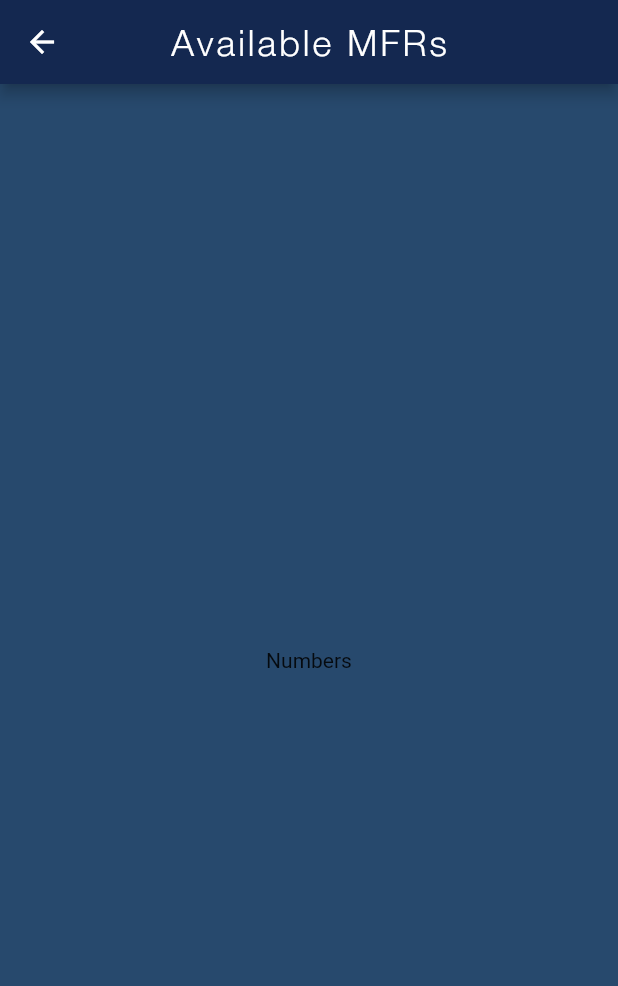
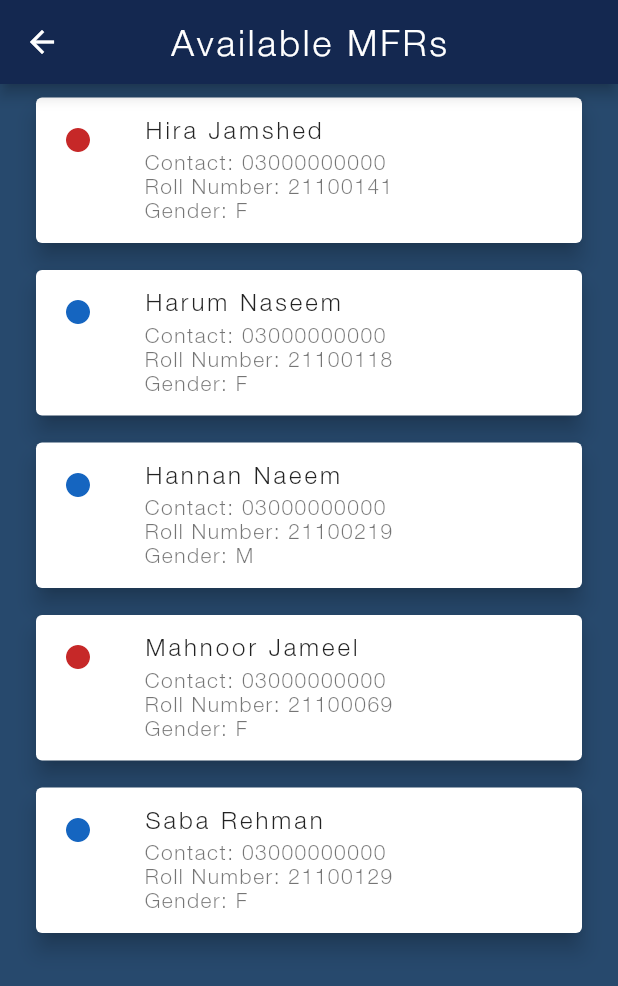
Before and after one commit to HannanNaeem/emsdirect, a Flutter app: the AvailableMfrs screen opened by its route, on a phone screen of 412 x 824 dp. Shown: the top 986 px of the screen. Run offline on Flutter 3.47's test engine with Material 2 defaults, Android fonts, the phone set to English and light mode, and no system bars; our stand-ins replace cloud_firestore, firebase_auth, flutter_spinkit, geolocator, get, google_maps_flutter and 2 more; missing offline and left inert: material_dialog; accounts and stored records are empty.

Commit message:
added available mfrs screen

```diff
--- a/lib/available_mfr_card.dart
+++ b/lib/available_mfr_card.dart
@@ -1,14 +1,19 @@
 import 'package:flutter/material.dart';
 
 class AvailableMfrCard extends StatefulWidget {
-  String text;
-  String category;
-  String time;
+  String name;
+  String contact;
+  String rollNo;
+  String gender;
+  bool isOccupied;
 
-  AvailableMfrCard(String text, String category, String time) {
-    this.text = text;
-    this.category = category;
-    this.time = time;
+
+  AvailableMfrCard(String name, String contact, String rollNo, String gender, bool isOccupied) {
+    this.name = name;
+    this.contact = contact;
+    this.rollNo = rollNo;
+    this.gender = gender;
+    this.isOccupied = isOccupied;
   }
 
   @override
@@ -16,101 +21,85 @@ class AvailableMfrCard extends StatefulWidget {
 }
 
 class _AvailableMfrCardState extends State<AvailableMfrCard> {
-  Color GenerateColor(String category) {
-    if (category == 'Equipment Restock' || category == 'Bag Restock') {
-      return Colors.green;
-    } else {
-      return Colors.red;
-    }
-  }
 
   @override
   Widget build(BuildContext context) {
-    Color color = GenerateColor(widget.category);
-
+    Color GenerateColor(bool isOccupied)
+    {
+      if(isOccupied){
+        return Colors.red[800];
+      } else {
+        return Colors.blue[800];
+      }
+    }
     return Card(
       elevation: 6,
-      child: Row(
-        mainAxisAlignment: MainAxisAlignment.start,
-        crossAxisAlignment: CrossAxisAlignment.start,
-        children: <Widget>[
-          Flexible(
-            flex: 5,
-            child: Row(
-              crossAxisAlignment: CrossAxisAlignment.start,
-              children: <Widget>[
-                Padding(
-                  padding: EdgeInsets.fromLTRB(6, 24, 0, 20),
-                  child: Icon(
+      child: ListTile(
+        isThreeLine: true,
+        leading: Icon(
           Icons.fiber_manual_record,
-                    color: color,
+          color: GenerateColor(widget.isOccupied)
         ),
+        title: Text(
+          widget.name,
+          style: TextStyle(
+            letterSpacing: 2.0,
+            fontFamily: 'HelveticaNeueLight',
+          )
         ),
-                Expanded(
-                  flex: 1,
-                  child: Padding(
-                    padding: EdgeInsets.fromLTRB(10, 25, 0, 20),
-                    child: Container(
-                      child: Column(
-                        crossAxisAlignment: CrossAxisAlignment.start,
-                        children: <Widget>[
-                          Text(
-                            widget.category,
+        subtitle: Text(
+          "Contact: " + widget.contact + "\n" +
+          "Roll Number: " + widget.rollNo + "\n" +
+          "Gender: " + widget.gender,
           style: TextStyle(
-                              color: const Color(0xffee0000),
-                              fontSize: 20,
+            letterSpacing: 1.0,
             fontFamily: 'HelveticaNeueLight',
+          )
         ),
-                          ),
-                          Text(
-                            widget.text,
-                            style: TextStyle(
-                              color: const Color(0xff142850),
-                              fontSize: 14,
-                              fontFamily: 'HelveticaNeueLight',
-                            ),
-                          ),
-                        ],
-                      ),
-                    ),
-                  ),
-                ),
-
-              ],
-            ),
-          ),
-          Flexible(
-            flex: 1,
-            child: Align(
-              alignment: Alignment.bottomCenter,
-              child: Padding(
-                padding: const EdgeInsets.fromLTRB(0,3,3,0),
-                child: Text(
-                  widget.time,
-                  style: TextStyle(
-                    color: const Color(0xff142850),
-                    fontSize: 12,
-                    fontFamily: 'HelveticaNeueLight',
-                  ),
-                ),
-              ),
-            ),
-          ),
-//           Flexible(
-//             flex: 1,
-//             child: IconButton(
-//               color: Colors.grey[700],
-//               icon: Icon(Icons.cancel),
-//               onPressed: () {
-//                 print('Delete AvailableMfr');
-// //                setState(() {
-// //                  data.removeAt(index);
-// //                });
-//               },
-//             ),
-//           ),
-        ],
       ),
     );
   }
 }
+
+
+
+class AvailableMfrsData {
+
+  static final data = [
+    {
+      'name': 'Hira Jamshed',
+      'contact': '03000000000',
+      'gender': 'F',
+      'rollNo': '21100141',
+      'isOccupied': true,
+    },
+    {
+      'name': 'Harum Naseem',
+      'contact': '03000000000',
+      'gender': 'F',
+      'rollNo': '21100118',
+      'isOccupied': false,
+    },
+    {
+      'name': 'Hannan Naeem',
+      'contact': '03000000000',
+      'gender': 'M',
+      'rollNo': '21100219',
+      'isOccupied': false,
+    },
+    {
+      'name': 'Mahnoor Jameel',
+      'contact': '03000000000',
+      'gender': 'F',
+      'rollNo': '21100069',
+      'isOccupied': true,
+    },
+    {
+      'name': 'Saba Rehman',
+      'contact': '03000000000',
+      'gender': 'F',
+      'rollNo': '21100129',
+      'isOccupied': false,
+    },
+  ];
+}
--- /dev/null
+++ b/lib/available_mfrs.dart
@@ -0,0 +1,67 @@
+import 'package:flutter/material.dart';
+import 'package:ems_direct/available_mfr_card.dart';
+
+
+
+class AvailableMfrs extends StatefulWidget {
+  @override
+  _AvailableMfrsState createState() => _AvailableMfrsState();
+}
+
+class _AvailableMfrsState extends State<AvailableMfrs> {
+  var numberData = AvailableMfrsData.data;
+
+  @override
+  Widget build(BuildContext context) {
+    var screenSize = MediaQuery.of(context).size;
+    var width = screenSize.width;
+    var height = screenSize.height;
+
+    return Scaffold(
+      backgroundColor: const Color(0xff27496d),
+      appBar: AppBar(
+        backgroundColor: const Color(0xff142850),
+        title: Text(
+          'Available MFRs',
+          style: TextStyle(
+            fontSize: 24,
+            fontFamily: 'HelveticaNeueLight',
+            color: Colors.white,
+            letterSpacing: 2,
+          ),
+        ),
+        centerTitle: true,
+      ),
+      body: Container(
+        child: Column(
+          mainAxisSize: MainAxisSize.max,
+          mainAxisAlignment: MainAxisAlignment.start,
+          children: <Widget>[
+            Expanded(
+              child: ListView.builder(
+                itemCount: numberData.length,
+                itemBuilder: (context, index) {
+                  return Padding(
+                    padding: EdgeInsets.fromLTRB(20, 5, 20, 5),
+                    child: ConstrainedBox(
+                      constraints: BoxConstraints(
+                        minHeight: 105,
+                      ),
+                      child: AvailableMfrCard(
+                        numberData[index]['name'],
+                        numberData[index]['contact'],
+                        numberData[index]['rollNo'],
+                        numberData[index]['gender'],
+                        numberData[index]['isOccupied'],
+                          ),
+                    ),
+                  );
+                },
+              ),
+            ),
+          ],
+        ),
+      ),
+    );
+  }
+}
--- a/lib/main.dart
+++ b/lib/main.dart
@@ -7,7 +7,7 @@ import 'package:ems_direct/pages/login_student.dart';
 import 'package:ems_direct/pages/login_ems.dart';
 import 'package:ems_direct/pages/SplashScreen.dart';
 import 'package:ems_direct/pages/MapMFR.dart';
-import 'package:ems_direct/pages/available_MFRs.dart';
+import 'package:ems_direct/available_mfrs.dart';
 
 void main() => runApp(MyApp());
 
@@ -23,7 +23,7 @@ class MyApp extends StatelessWidget {
       //  '/live_status': (context) => LiveStatus(),
         '/emergencyNumbers': (context) => EmergencyNumbers(),
         '/select_login': (context) => SelectLogin(),
-        '/availableMFRs': (context) => AvailableMfrs(),
+        '/availableMfrs': (context) => AvailableMfrs(),
         //'/dummy': (context) => DummyPage(),
       },
     );
--- a/lib/pages/MFR_home.dart
+++ b/lib/pages/MFR_home.dart
@@ -6,7 +6,7 @@ import 'package:flutter/cupertino.dart';
 import 'package:flutter/material.dart';
 import 'package:ems_direct/services/pending_emergency_alert_MFR.dart';
 import 'package:ems_direct/pages/emergency_numbers.dart';
-import 'package:ems_direct/pages/available_MFRs.dart';
+import 'package:ems_direct/available_mfrs.dart';
 import 'package:flutter_spinkit/flutter_spinkit.dart';
 import 'package:provider/provider.dart';
 import 'package:ems_direct/shared/loading.dart';
--- a/lib/pages/available_MFRs.dart
+++ /dev/null
@@ -1,32 +0,0 @@
-import 'package:flutter/material.dart';
-
-class AvailableMfrs extends StatefulWidget {
-  @override
-  _AvailableMfrsState createState() => _AvailableMfrsState();
-}
-
-class _AvailableMfrsState extends State<AvailableMfrs> {
-  @override
-  Widget build(BuildContext context) {
-    var screenSize = MediaQuery.of(context).size;
-    var width = screenSize.width;
-    var height = screenSize.height;
-
-    return Scaffold(
-      backgroundColor: const Color(0xff27496d),
-      appBar: AppBar(
-        backgroundColor: const Color(0xff142850),
-        title: Text(
-          'Available MFRs',
-          style: TextStyle(
-            fontFamily: 'HelveticaNeueLight',
-            letterSpacing: 2.0,
-            fontSize: 24,
-          ),
-        ),
-        centerTitle: true,
-      ),
-      body: Center(child: Text('Numbers')),
-    );
-  }
-}
```
Also changed, not shown: lib/ops.dart (+17 -2 lines). Lines whose indentation alone changed are shown as unchanged.
